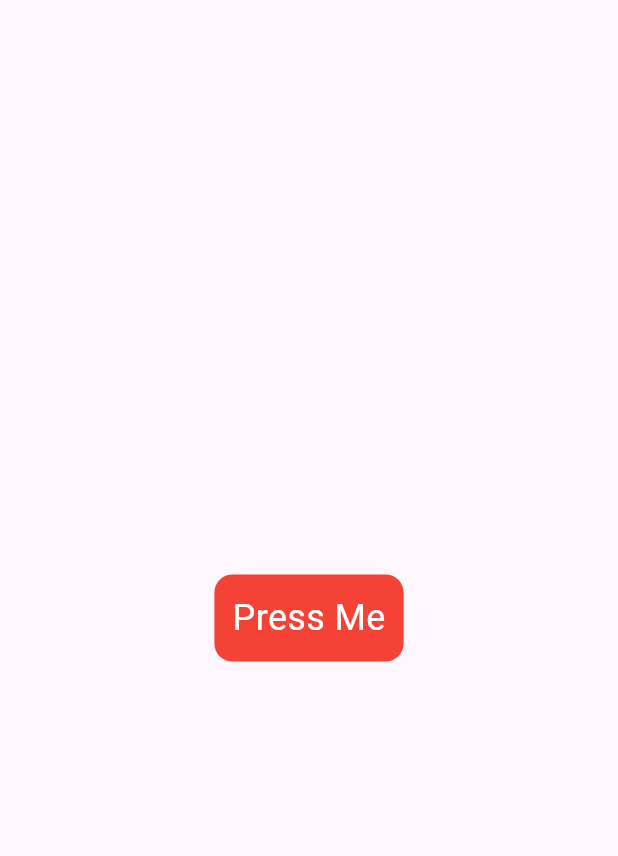
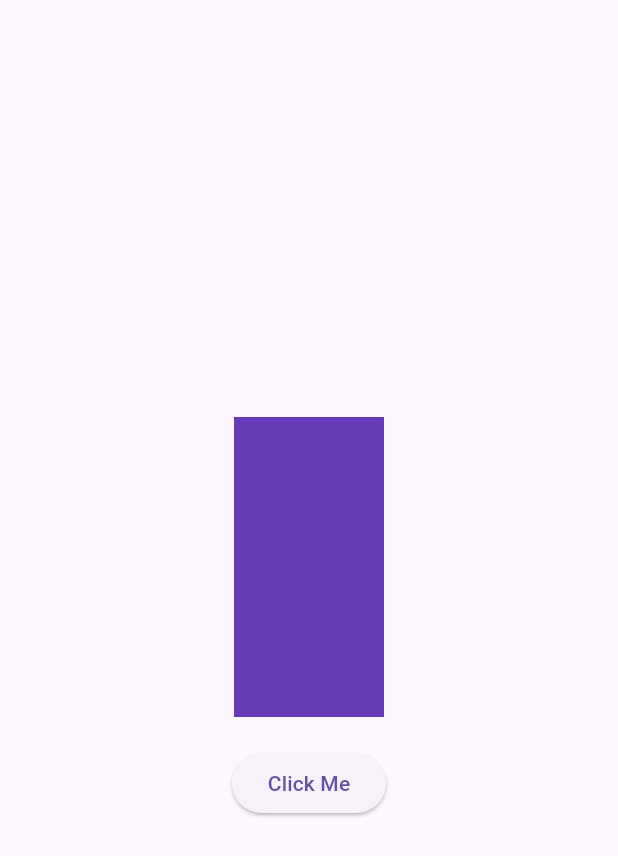
Before and after one commit to Eslam-Hossam1/animation_app, a Flutter app: the screen it shows after launch, on a phone screen of 412 x 824 dp. Shown: the top 856 px of the screen. Run offline on Flutter 3.47's test engine with Material 3 defaults, Android fonts, the phone set to English and light mode, and no system bars.

```diff
--- a/lib/animations_view.dart
+++ b/lib/animations_view.dart
@@ -17,7 +17,7 @@ class _AnimationsViewState extends State<AnimationsView> {
           child: Column(
             mainAxisAlignment: MainAxisAlignment.center,
             children: [
-              ButtonPressEffect(),
+              DynamicPopups(),
             ],
           ),
         ),
@@ -26,54 +26,60 @@ class _AnimationsViewState extends State<AnimationsView> {
   }
 }
 
-class ButtonPressEffect extends StatefulWidget {
-  const ButtonPressEffect({
+class DynamicPopups extends StatefulWidget {
+  const DynamicPopups({
     super.key,
   });
 
   @override
-  State<ButtonPressEffect> createState() => _ButtonPressEffectState();
+  State<DynamicPopups> createState() => _DynamicPopupsState();
 }
 
-class _ButtonPressEffectState extends State<ButtonPressEffect> {
+class _DynamicPopupsState extends State<DynamicPopups> {
   bool isClicked = false;
   double scale = 1.0;
   @override
   Widget build(BuildContext context) {
-    return GestureDetector(
-      // onTapUp: (_) {
-      //   scale = 1;
-      //   setState(() {});
-      // },
-      // onTapDown: (_) {
-      //   scale = .8;
-      //   setState(() {});
-      // },
-      onPanStart: (_) {
-        scale = .8;
-        setState(() {});
-      },
-      onPanEnd: (_) {
-        scale = 1;
-        setState(() {});
-      },
-      child: AnimatedScale(
-        scale: scale,
-        duration: Duration(milliseconds: 300),
-        child: Container(
-          decoration: BoxDecoration(
-            color: Colors.red,
-            borderRadius: BorderRadius.circular(12),
-          ),
-          child: Padding(
-            padding: const EdgeInsets.all(12.0),
-            child: Text(
-              "Press Me",
-              style: TextStyle(color: Colors.white, fontSize: 24),
+    return Column(
+      children: [
+        Stack(
+          children: [
+            Image.asset(
+              fit: BoxFit.cover,
+              'assets/gumball-and-darwin-vuxp4qvtbz62xoxn.jpg',
+              height: 200,
+              width: 100,
             ),
-          ),
+            AnimatedPositioned(
+              top: isClicked ? 200 : 0,
+              duration: Duration(
+                milliseconds: 800,
+              ),
+              child: Container(
+                height: 200,
+                width: 100,
+                color: Colors.deepPurple,
+              ),
+            ),
+          ],
         ),
-      ),
+        SizedBox(
+          height: 20,
+        ),
+        ElevatedButton(
+            onPressed: () {
+              if (isClicked) {
+                setState(() {
+                  isClicked = false;
+                });
+              } else {
+                setState(() {
+                  isClicked = true;
+                });
+              }
+            },
+            child: Text('Click Me')),
+      ],
     );
   }
 }
```
